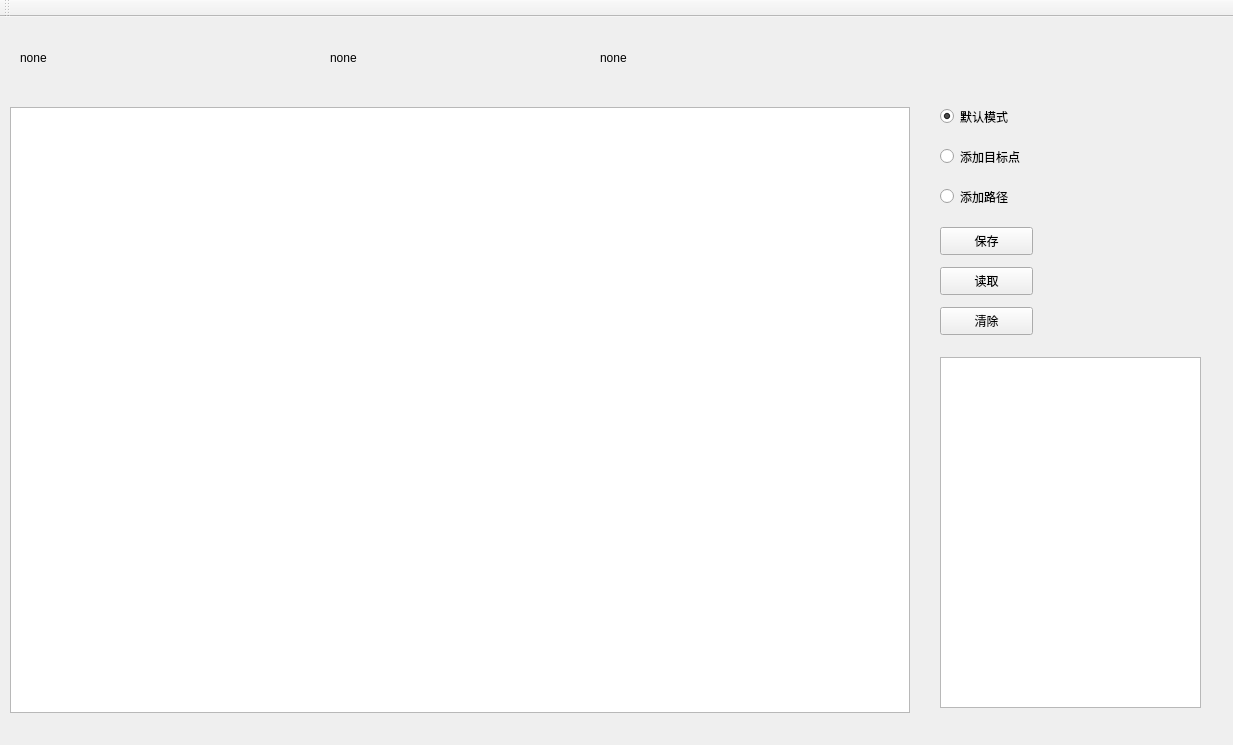
This is mainwindow.ui in skleaves/CampusNav as Qt 5 draws it before an edit. The edited form follows.
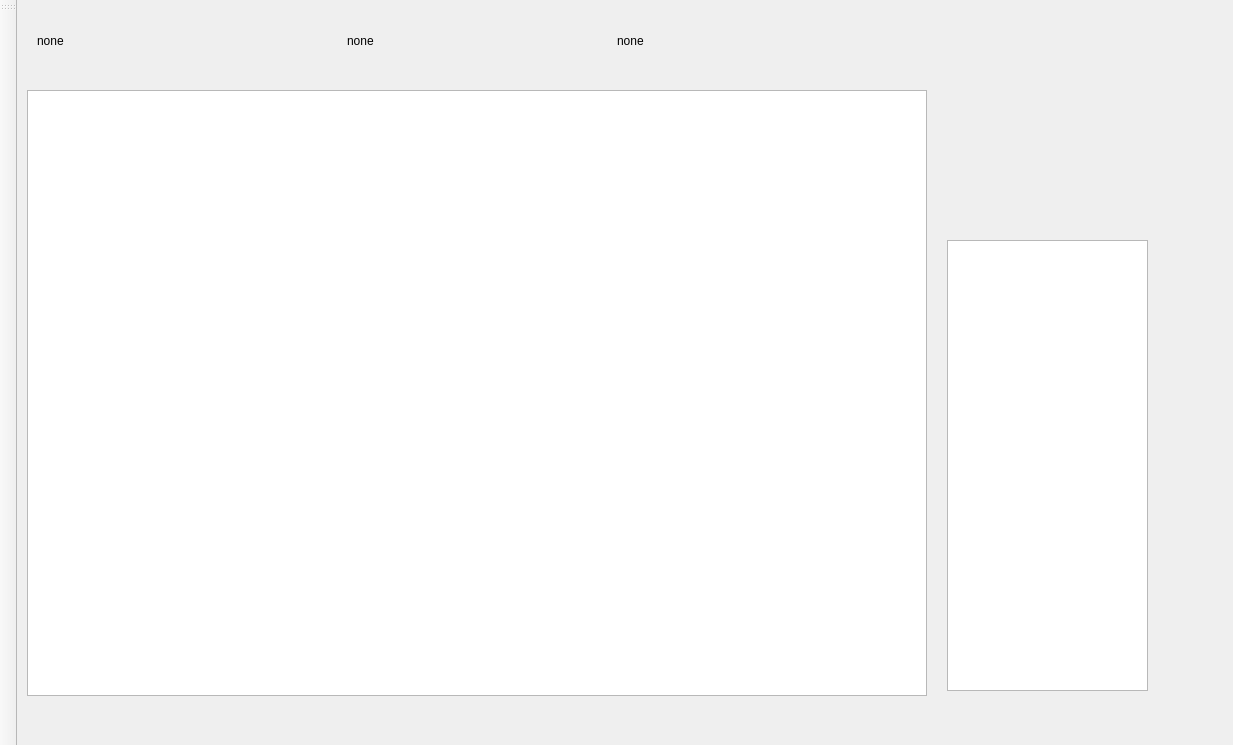
This is the edited form. Custom widgets are drawn as their Qt base class.

```diff
--- a/mainwindow.ui
+++ b/mainwindow.ui
@@ -69,104 +69,29 @@
      <string>none</string>
     </property>
    </widget>
-   <widget class="QRadioButton" name="radioBtn_Default">
-    <property name="geometry">
-     <rect>
-      <x>940</x>
-      <y>90</y>
-      <width>110</width>
-      <height>19</height>
-     </rect>
-    </property>
-    <property name="text">
-     <string>默认模式</string>
-    </property>
-    <property name="checked">
-     <bool>true</bool>
-    </property>
-   </widget>
-   <widget class="QRadioButton" name="radioBtn_AddLoc">
-    <property name="geometry">
-     <rect>
-      <x>940</x>
-      <y>130</y>
-      <width>110</width>
-      <height>19</height>
-     </rect>
-    </property>
-    <property name="text">
-     <string>添加目标点</string>
-    </property>
-   </widget>
-   <widget class="QRadioButton" name="radioBtn_AddPath">
-    <property name="geometry">
-     <rect>
-      <x>940</x>
-      <y>170</y>
-      <width>110</width>
-      <height>19</height>
-     </rect>
-    </property>
-    <property name="text">
-     <string>添加路径</string>
-    </property>
-   </widget>
-   <widget class="QPushButton" name="pushBtn_Save">
-    <property name="geometry">
-     <rect>
-      <x>940</x>
-      <y>210</y>
-      <width>93</width>
-      <height>28</height>
-     </rect>
-    </property>
-    <property name="text">
-     <string>保存</string>
-    </property>
-   </widget>
-   <widget class="QPushButton" name="pushBtn_Load">
-    <property name="geometry">
-     <rect>
-      <x>940</x>
-      <y>250</y>
-      <width>93</width>
-      <height>28</height>
-     </rect>
-    </property>
-    <property name="text">
-     <string>读取</string>
-    </property>
-   </widget>
    <widget class="QTextBrowser" name="textLog">
     <property name="geometry">
      <rect>
-      <x>940</x>
-      <y>340</y>
-      <width>261</width>
-      <height>351</height>
+      <x>930</x>
+      <y>240</y>
+      <width>201</width>
+      <height>451</height>
      </rect>
     </property>
    </widget>
-   <widget class="QPushButton" name="pushBtn_Clear">
-    <property name="geometry">
-     <rect>
-      <x>940</x>
-      <y>290</y>
-      <width>93</width>
-      <height>28</height>
-     </rect>
-    </property>
-    <property name="text">
-     <string>清除</string>
-    </property>
-   </widget>
   </widget>
   <widget class="QToolBar" name="toolBar">
    <property name="windowTitle">
     <string>toolBar</string>
    </property>
+   <property name="layoutDirection">
+    <enum>Qt::LeftToRight</enum>
+   </property>
+   <property name="allowedAreas">
+    <set>Qt::LeftToolBarArea|Qt::TopToolBarArea</set>
+   </property>
    <attribute name="toolBarArea">
-    <enum>TopToolBarArea</enum>
+    <enum>LeftToolBarArea</enum>
    </attribute>
    <attribute name="toolBarBreak">
     <bool>false</bool>
```
